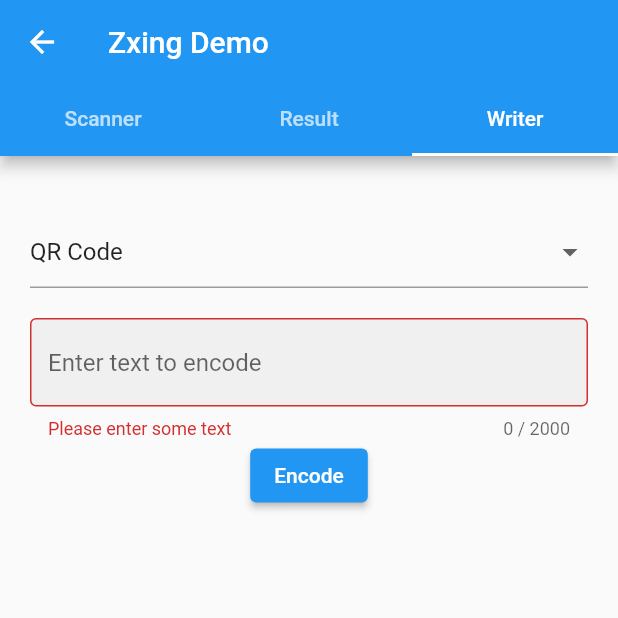
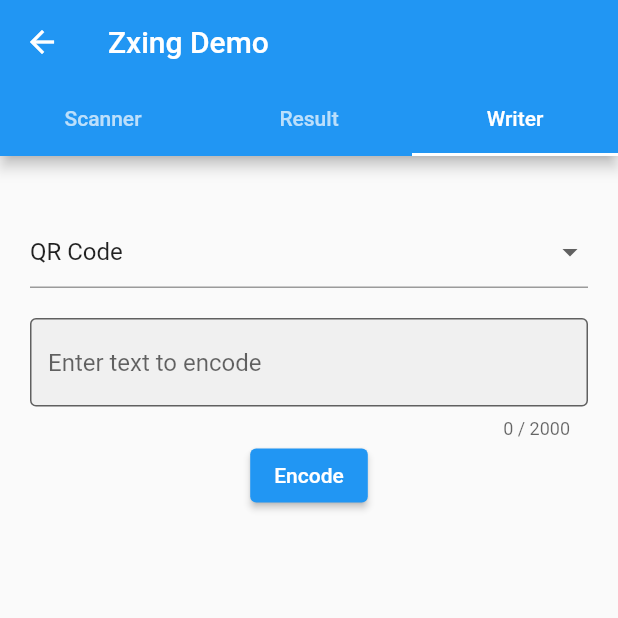
Before and after one commit to khoren93/flutter_camera_processing, a Flutter app: the ZxingPage screen opened directly with empty values, tab 3 chosen, after a tap on "Encode", on a phone screen of 412 x 824 dp, the top half of it. Run offline on Flutter 3.47's test engine with Material 2 defaults, Android fonts, the phone set to English and light mode, and no system bars; our stand-ins replace camera, share_plus; missing offline and left inert: dart:ffi, flutter_beep.

Commit message:
improvements in zxing encode

```diff
--- a/lib/flutter_camera_processing.dart
+++ b/lib/flutter_camera_processing.dart
@@ -39,12 +39,12 @@
     return bindings.zxingRead(bytes.allocatePointer(), width, height, cropSize);
   }
 
-  static Uint32List zxingEncode(String contents, int width, int height,
+  static EncodeResult zxingEncode(String contents, int width, int height,
       int format, int margin, int eccLevel) {
     var result = bindings.zxingEncode(contents.toNativeUtf8().cast<Int8>(),
         width, height, format, margin, eccLevel);
-    var result2 = result.asTypedList(width * height);
-    return result2;
+    // var result2 = result.asTypedList(width * height);
+    return result;
   }
 }
 
--- a/lib/generated_bindings.dart
+++ b/lib/generated_bindings.dart
@@ -104,7 +104,7 @@
   /// @param margin The margin of the barcode
   /// @param eccLevel The error correction level of the barcode. Used for Aztec, PDF417, and QRCode only, [0-8].
   /// @return The barcode as a uint32_t array
-  ffi.Pointer<ffi.Uint32> zxingEncode(
+  EncodeResult zxingEncode(
     ffi.Pointer<ffi.Int8> contents,
     int width,
     int height,
@@ -124,11 +124,10 @@
 
   late final _zxingEncodePtr = _lookup<
       ffi.NativeFunction<
-          ffi.Pointer<ffi.Uint32> Function(ffi.Pointer<ffi.Int8>, ffi.Int32,
-              ffi.Int32, ffi.Int32, ffi.Int32, ffi.Int32)>>('zxingEncode');
+          EncodeResult Function(ffi.Pointer<ffi.Int8>, ffi.Int32, ffi.Int32,
+              ffi.Int32, ffi.Int32, ffi.Int32)>>('zxingEncode');
   late final _zxingEncode = _zxingEncodePtr.asFunction<
-      ffi.Pointer<ffi.Uint32> Function(
-          ffi.Pointer<ffi.Int8>, int, int, int, int, int)>();
+      EncodeResult Function(ffi.Pointer<ffi.Int8>, int, int, int, int, int)>();
 }
 
 abstract class Format {
@@ -196,3 +195,15 @@
   @ffi.Int32()
   external int format;
 }
+
+class EncodeResult extends ffi.Struct {
+  external ffi.Pointer<ffi.Uint32> data;
+
+  @ffi.Int32()
+  external int length;
+
+  @ffi.Int32()
+  external int isValid;
+
+  external ffi.Pointer<ffi.Int8> error;
+}
--- a/lib/zxing_page.dart
+++ b/lib/zxing_page.dart
@@ -3,6 +3,7 @@
 import 'dart:io';
 import 'dart:math';
 import 'dart:typed_data';
+import 'dart:ffi';
 
 import 'package:camera/camera.dart';
 import 'package:ffi/ffi.dart';
@@ -20,6 +21,12 @@
 
 late Directory tempDir;
 String get tempPath => '${tempDir.path}/zxing.jpg';
+
+extension Encode on EncodeResult {
+  bool get isValidBool => isValid == 1;
+  Uint32List get bytes => data.asTypedList(length);
+  String get errorMessage => error.cast<Utf8>().toDartString();
+}
 
 extension Code on CodeResult {
   bool get isValidBool => isValid == 1;
@@ -101,11 +108,12 @@
   State<ZxingPage> createState() => _ZxingPageState();
 }
 
-class _ZxingPageState extends State<ZxingPage> {
+class _ZxingPageState extends State<ZxingPage> with TickerProviderStateMixin {
   late List<CameraDescription> cameras;
   CameraController? controller;
   final GlobalKey<FormState> _formKey = GlobalKey<FormState>();
   final TextEditingController _textController = TextEditingController();
+  TabController? _tabController;
 
   bool _shouldScan = false;
   bool isAndroid() => Theme.of(context).platform == TargetPlatform.android;
@@ -116,6 +124,7 @@
   // Result stream
   final _resultStream = StreamController<Uint8List>.broadcast();
 
+  bool _isScanning = true;
   final _supportedFormats = CodeFormat.writerFormats;
   var _codeFormat = Format.QRCode;
   var maxTextLength = 2000;
@@ -123,6 +132,16 @@
   @override
   void initState() {
     super.initState();
+
+    _tabController = TabController(length: 3, vsync: this);
+    _tabController?.addListener(() {
+      _isScanning = _tabController?.index == 0;
+      if (_isScanning) {
+        controller?.resumePreview();
+      } else {
+        controller?.pausePreview();
+      }
+    });
 
     getTemporaryDirectory().then((value) {
       tempDir = value;
@@ -240,13 +259,12 @@
     final size = MediaQuery.of(context).size;
     final cropSize =
         min(size.width, size.height) * widget.cropPercent * 2.0 * 0.8;
-    return DefaultTabController(
-      length: 3,
-      child: Scaffold(
+    return Scaffold(
       appBar: AppBar(
         title: const Text('Zxing Demo'),
-          bottom: const TabBar(
-            tabs: [
+        bottom: TabBar(
+          controller: _tabController,
+          tabs: const [
             Tab(text: 'Scanner'),
             Tab(text: 'Result'),
             Tab(text: 'Writer'),
@@ -254,6 +272,7 @@
         ),
       ),
       body: TabBarView(
+        controller: _tabController,
         children: [
           // Scanner
           Stack(
@@ -263,7 +282,13 @@
             ],
           ),
           // Result
-            ListView.builder(
+          _resultQueue.isEmpty
+              ? const Center(
+                  child: Text(
+                  'No Results',
+                  style: TextStyle(fontSize: 24),
+                ))
+              : ListView.builder(
                   itemCount: _resultQueue.length,
                   itemBuilder: (context, index) {
                     final result = _resultQueue[index];
@@ -330,12 +355,6 @@
                       onChanged: (value) {
                         setState(() {});
                       },
-                        validator: (value) {
-                          if (value?.isEmpty ?? false) {
-                            return 'Please enter some text';
-                          }
-                          return null;
-                        },
                       decoration: InputDecoration(
                         border: const OutlineInputBorder(),
                         filled: true,
@@ -355,18 +374,34 @@
                           const width = 300;
                           const height = 300;
                           final result = FlutterCameraProcessing.zxingEncode(
-                              text,
-                              width,
-                              height,
-                              _codeFormat,
-                              5,
-                              0,
-                            );
-                            final img =
-                                imglib.Image.fromBytes(width, height, result);
+                              text, width, height, _codeFormat, 5, 0);
+                          String? error;
+                          if (result.isValidBool) {
+                            try {
+                              final img = imglib.Image.fromBytes(
+                                  width, height, result.bytes);
                               final resultBytes =
                                   Uint8List.fromList(imglib.encodeJpg(img));
                               _resultStream.add(resultBytes);
+                            } on Exception catch (e) {
+                              error = e.toString();
+                            }
+                          } else {
+                            error = result.errorMessage;
+                          }
+                          if (error != null) {
+                            _resultStream.addError(error);
+                            debugPrint(result.errorMessage);
+                            ScaffoldMessenger.of(context).hideCurrentSnackBar();
+                            ScaffoldMessenger.of(context).showSnackBar(
+                              SnackBar(
+                                content: Text(
+                                  result.errorMessage,
+                                  textAlign: TextAlign.center,
+                                ),
+                              ),
+                            );
+                          }
                         }
                       },
                       child: const Text('Encode'),
@@ -405,7 +440,6 @@
             ),
           ),
         ],
-        ),
       ),
     );
   }
```
Also changed, not shown: 6 other files. Lines whose indentation alone changed are shown as unchanged.
